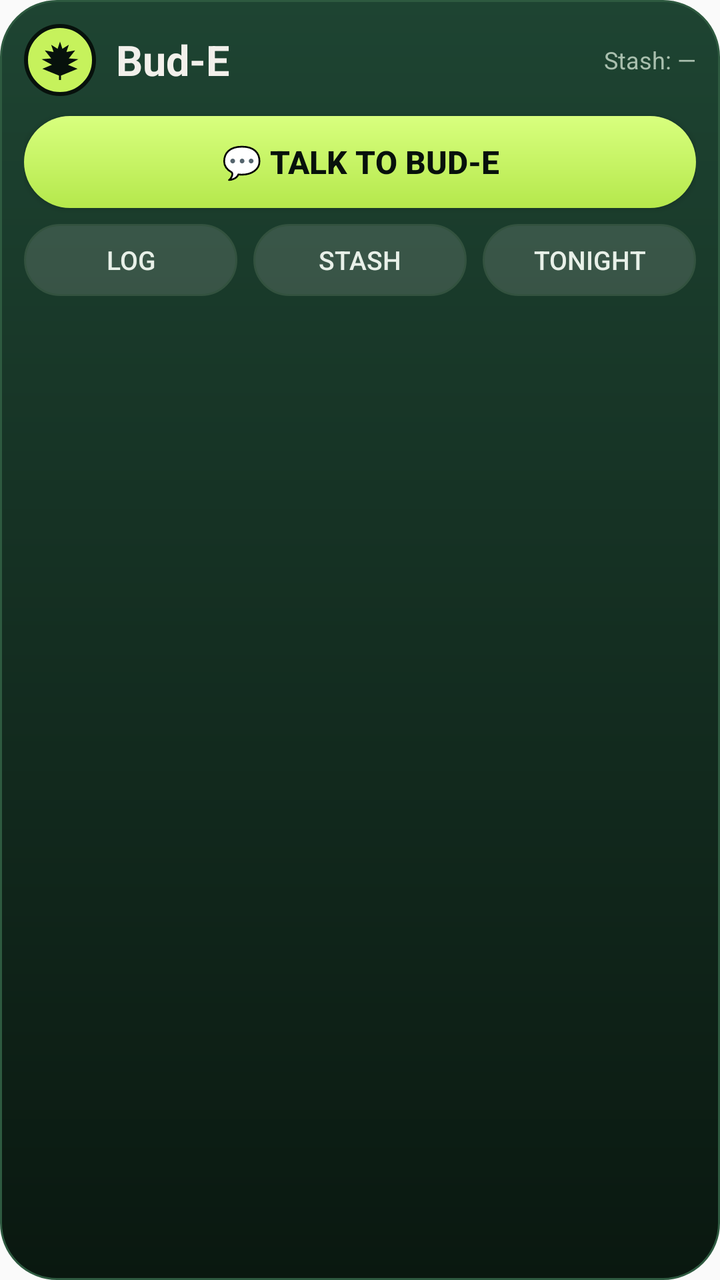
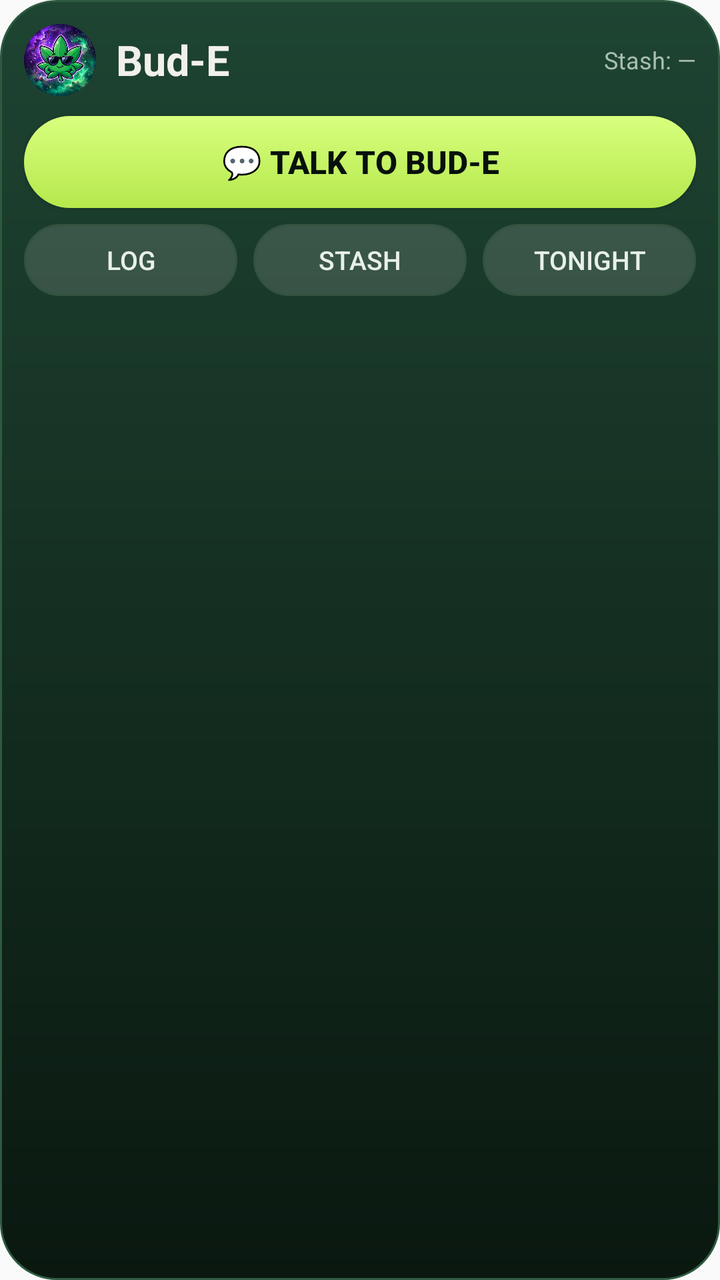

Screens rendered from an Android XML layout before and after an edit, with the pre-edit source and the edit as a unified diff.
<!-- AndroidManifest.xml: application theme AppTheme -->
<!-- res/layout/bud_e_widget.xml -->
<?xml version="1.0" encoding="utf-8"?>
<LinearLayout xmlns:android="http://schemas.android.com/apk/res/android"
    android:layout_width="match_parent"
    android:layout_height="match_parent"
    android:background="@drawable/bud_e_widget_bg"
    android:orientation="vertical"
    android:padding="12dp">

    <LinearLayout
        android:id="@+id/widget_header"
        android:layout_width="match_parent"
        android:layout_height="wrap_content"
        android:gravity="center_vertical"
        android:orientation="horizontal">

        <ImageView
            android:id="@+id/widget_leaf"
            android:layout_width="36dp"
            android:layout_height="36dp"
            android:background="@drawable/bud_e_bubble_bg"
            android:contentDescription="Bud-E"
            android:padding="8dp"
            android:scaleType="fitCenter"
            android:src="@drawable/ic_bud_leaf" />

        <TextView
            android:id="@+id/widget_title"
            android:layout_width="wrap_content"
            android:layout_height="wrap_content"
            android:layout_marginStart="10dp"
            android:text="Bud-E"
            android:textColor="#f2f0eb"
            android:textSize="21sp"
            android:textStyle="bold" />

        <TextView
            android:id="@+id/widget_stash"
            android:layout_width="0dp"
            android:layout_height="wrap_content"
            android:layout_marginStart="12dp"
            android:layout_weight="1"
            android:gravity="end"
            android:maxLines="1"
            android:text="Stash: —"
            android:textColor="#a9bfae"
            android:textSize="12sp" />
    </LinearLayout>

    <Button
        android:id="@+id/widget_talk"
        android:layout_width="match_parent"
        android:layout_height="46dp"
        android:layout_marginTop="10dp"
        android:background="@drawable/bud_e_widget_btn_talk"
        android:minHeight="0dp"
        android:text="💬 Talk to Bud-E"
        android:textColor="#07110c"
        android:textSize="16sp"
        android:textStyle="bold" />

    <LinearLayout
        android:layout_width="match_parent"
        android:layout_height="wrap_content"
        android:layout_marginTop="8dp"
        android:orientation="horizontal">

        <Button
            android:id="@+id/widget_log"
            android:layout_width="0dp"
            android:layout_height="36dp"
            android:layout_weight="1"
            android:background="@drawable/bud_e_widget_btn_ghost"
            android:minHeight="0dp"
            android:text="Log"
            android:textColor="#e8f0e8"
            android:textSize="13sp" />

        <Button
            android:id="@+id/widget_stash_btn"
            android:layout_width="0dp"
            android:layout_height="36dp"
            android:layout_marginStart="8dp"
            android:layout_weight="1"
            android:background="@drawable/bud_e_widget_btn_ghost"
            android:minHeight="0dp"
            android:text="Stash"
            android:textColor="#e8f0e8"
            android:textSize="13sp" />

        <Button
            android:id="@+id/widget_tonight"
            android:layout_width="0dp"
            android:layout_height="36dp"
            android:layout_marginStart="8dp"
            android:layout_weight="1"
            android:background="@drawable/bud_e_widget_btn_ghost"
            android:minHeight="0dp"
            android:text="Tonight"
            android:textColor="#e8f0e8"
            android:textSize="13sp" />
    </LinearLayout>
</LinearLayout>
<!-- resources referenced by this layout -->
<resources>
  <!-- drawable bud_e_bubble_bg (drawable) -->
  <?xml version="1.0" encoding="utf-8"?>
  <shape xmlns:android="http://schemas.android.com/apk/res/android"
      android:shape="oval">
      <solid android:color="#c6f25c" />
      <stroke
          android:width="2dp"
          android:color="#07110c" />
  </shape>
  <!-- drawable bud_e_widget_bg (drawable) -->
  <?xml version="1.0" encoding="utf-8"?>
  <shape xmlns:android="http://schemas.android.com/apk/res/android"
      android:shape="rectangle">
      <gradient
          android:startColor="#1e4432"
          android:endColor="#0a1810"
          android:angle="270" />
      <stroke
          android:width="1dp"
          android:color="#2e5a40" />
      <corners android:radius="28dp" />
  </shape>
  <!-- drawable bud_e_widget_btn_ghost (drawable) -->
  <?xml version="1.0" encoding="utf-8"?>
  <shape xmlns:android="http://schemas.android.com/apk/res/android"
      android:shape="rectangle">
      <solid android:color="#22FFFFFF" />
      <stroke
          android:width="1dp"
          android:color="#33523f" />
      <corners android:radius="20dp" />
  </shape>
  <!-- drawable bud_e_widget_btn_talk (drawable) -->
  <?xml version="1.0" encoding="utf-8"?>
  <shape xmlns:android="http://schemas.android.com/apk/res/android"
      android:shape="rectangle">
      <gradient
          android:startColor="#d8ff7e"
          android:endColor="#b5e84c"
          android:angle="270" />
      <corners android:radius="24dp" />
  </shape>
  <!-- drawable ic_bud_leaf (drawable) -->
  <?xml version="1.0" encoding="utf-8"?>
  <vector xmlns:android="http://schemas.android.com/apk/res/android"
      android:width="24dp"
      android:height="24dp"
      android:viewportWidth="100"
      android:viewportHeight="100">
      <path
          android:fillColor="#07110c"
          android:pathData="M50,90 L6,72 L30,62 L4,48 L28,46 L12,26 L34,30 L28,12 L44,22 L50,4 L56,22 L72,12 L66,30 L88,26 L72,46 L96,48 L70,62 L94,72 L50,90 Z" />
      <path
          android:strokeColor="#07110c"
          android:strokeWidth="5"
          android:strokeLineCap="round"
          android:pathData="M50,90 L50,99" />
  </vector>
  <style name="AppTheme" parent="Theme.AppCompat.Light.DarkActionBar">
          
          <item name="colorPrimary">@color/colorPrimary</item>
          <item name="colorPrimaryDark">@color/colorPrimaryDark</item>
          <item name="colorAccent">@color/colorAccent</item>
      </style>
</resources>

<!-- the commit's change to res/layout/bud_e_widget.xml (unified diff, before → after) -->
@@ -17,11 +17,9 @@
             android:id="@+id/widget_leaf"
             android:layout_width="36dp"
             android:layout_height="36dp"
-            android:background="@drawable/bud_e_bubble_bg"
             android:contentDescription="Bud-E"
-            android:padding="8dp"
             android:scaleType="fitCenter"
-            android:src="@drawable/ic_bud_leaf" />
+            android:src="@drawable/bud_e_bubble_icon" />
 
         <TextView
             android:id="@+id/widget_title"
<!-- resource entries referenced after the edit -->
@@ -1,14 +1,6 @@
 <!-- resources referenced by this layout -->
 <resources>
-  <!-- drawable bud_e_bubble_bg (drawable) -->
-  <?xml version="1.0" encoding="utf-8"?>
-  <shape xmlns:android="http://schemas.android.com/apk/res/android"
-      android:shape="oval">
-      <solid android:color="#c6f25c" />
-      <stroke
-          android:width="2dp"
-          android:color="#07110c" />
-  </shape>
+  <!-- drawable bud_e_bubble_icon: png bitmap (drawable-xxxhdpi, 317716 bytes) -->
   <!-- drawable bud_e_widget_bg (drawable) -->
   <?xml version="1.0" encoding="utf-8"?>
   <shape xmlns:android="http://schemas.android.com/apk/res/android"
@@ -42,22 +34,6 @@
           android:angle="270" />
       <corners android:radius="24dp" />
   </shape>
-  <!-- drawable ic_bud_leaf (drawable) -->
-  <?xml version="1.0" encoding="utf-8"?>
-  <vector xmlns:android="http://schemas.android.com/apk/res/android"
-      android:width="24dp"
-      android:height="24dp"
-      android:viewportWidth="100"
-      android:viewportHeight="100">
-      <path
-          android:fillColor="#07110c"
-          android:pathData="M50,90 L6,72 L30,62 L4,48 L28,46 L12,26 L34,30 L28,12 L44,22 L50,4 L56,22 L72,12 L66,30 L88,26 L72,46 L96,48 L70,62 L94,72 L50,90 Z" />
-      <path
-          android:strokeColor="#07110c"
-          android:strokeWidth="5"
-          android:strokeLineCap="round"
-          android:pathData="M50,90 L50,99" />
-  </vector>
   <style name="AppTheme" parent="Theme.AppCompat.Light.DarkActionBar">
           
           <item name="colorPrimary">@color/colorPrimary</item>
